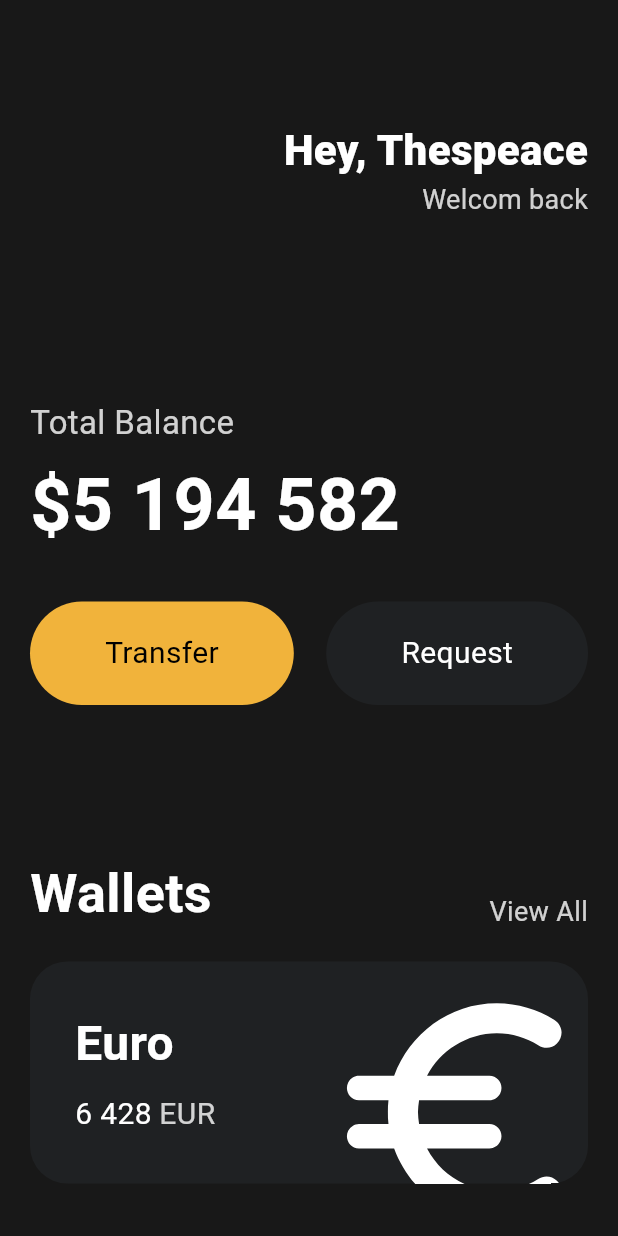
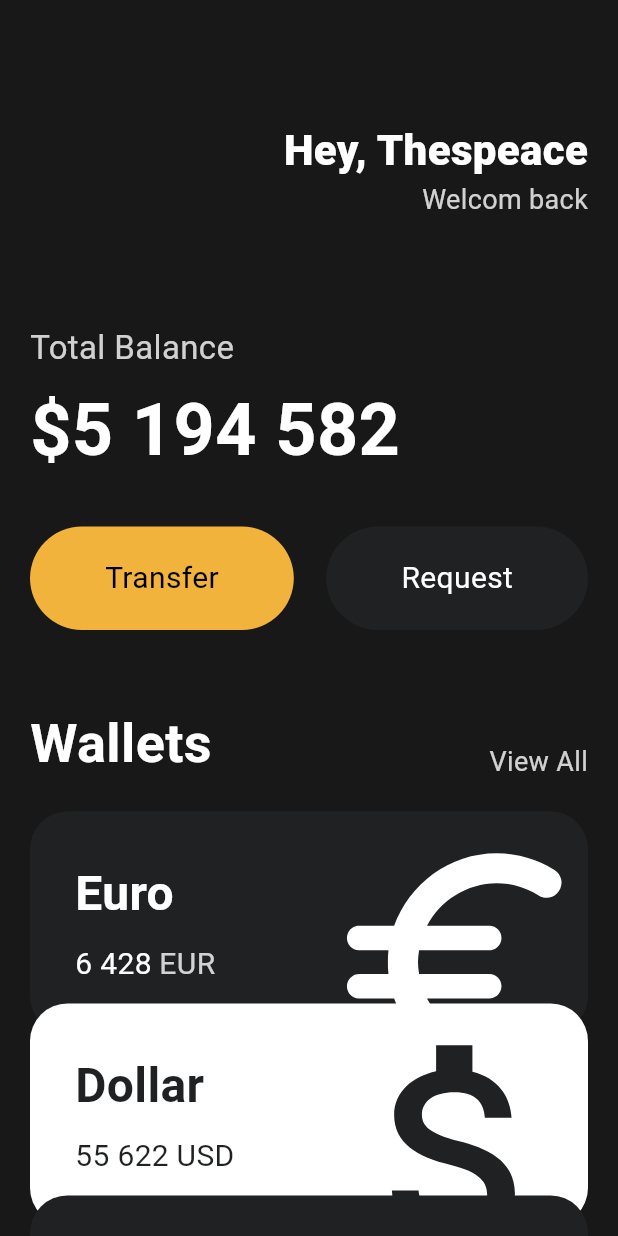
Before and after one commit to thespeace/learn_flutter_starter, a Flutter app: the screen it shows after launch, on a phone screen of 412 x 824 dp. Run offline on Flutter 3.47's test engine with Material 3 defaults, Android fonts, the phone set to English and light mode, and no system bars.

Commit message:
FEAT: UI Challenge-reusable cards

```diff
--- a/lib/main.dart
+++ b/lib/main.dart
@@ -1,5 +1,6 @@
 import 'package:flutter/material.dart';
 import 'package:learn_flutter_starter/widgets/button.dart';
+import 'package:learn_flutter_starter/widgets/currency_card.dart';
 
 /// -Widget
 ///  import된 runApp Func은 void 함수로 아무것도 반환 하지 않지만 하나의 argument인 `Widget` 타입이 필요하다.
@@ -30,7 +31,8 @@
                         //1.material(구글) 2.cupertino(애플), flutter은 구글이 만들었기 때문에 material 스타일이 더 좋다.
       home : Scaffold( //MaterialApp class의 수 많은 member 중의 하나의 property인 Scaffold(구조)는 필수적이다.
         backgroundColor: const Color(0xFF181818),
-        body: Padding(
+        body: SingleChildScrollView(
+          child: Padding(
             padding: const EdgeInsets.symmetric(
                 horizontal: 20,
             ),
@@ -69,7 +71,7 @@
                   ],
                 ),
                 const SizedBox(
-                height: 120,
+                  height: 70,
                 ),
                 Text(
                   'Total Balance',
@@ -108,7 +110,7 @@
                   ],
                 ),
                 const SizedBox(
-                height: 100,
+                  height: 50,
                 ),
                 Row(
                   crossAxisAlignment: CrossAxisAlignment.end,
@@ -133,70 +135,35 @@
                 const SizedBox(
                   height: 20,
                 ),
-              Container(
-                clipBehavior: Clip.hardEdge,
-                decoration: BoxDecoration(
-                  color: const Color(0xFF1F2123),
-                  borderRadius: BorderRadius.circular(25),
+                const CurrencyCard(
+                    name: 'Euro',
+                    code: 'EUR',
+                    amount: '6 428',
+                    icon: Icons.euro_rounded,
+                    isInverted: false,
                 ),
-                child: Padding(
-                  padding: const EdgeInsets.all(30),
-                  child: Row(
-                    mainAxisAlignment: MainAxisAlignment.spaceBetween,
-                    children: [
-                      Column(
-                        crossAxisAlignment: CrossAxisAlignment.start,
-                        children: [
-                          const Text(
-                            'Euro',
-                            style: TextStyle(
-                              color: Colors.white,
-                              fontSize: 32,
-                              fontWeight: FontWeight.w600,
+                Transform.translate(
+                  offset: const Offset(0, -20),
+                  child: const CurrencyCard(
+                      name: 'Dollar',
+                      code: 'USD',
+                      amount: '55 622',
+                      icon: Icons.attach_money_outlined,
+                      isInverted: true,
                   ),
                 ),
-                          const SizedBox(
-                            height: 10,
-                          ),
-                          Row(
-                            children: [
-                              const Text(
-                                '6 428',
-                                style: TextStyle(
-                                  color: Colors.white,
-                                  fontSize: 20,
-                                ),
-                              ),
-                              const SizedBox(
-                                width: 5,
-                              ),
-                              Text(
-                                'EUR',
-                                style: TextStyle(
-                                  color: Colors.white.withOpacity(0.8),
-                                  fontSize: 20,
+                Transform.translate(
+                  offset: const Offset(0, -40),
+                  child: const CurrencyCard(
+                    name: 'Rupee',
+                    code: 'INR',
+                    amount: '28 981',
+                    icon: Icons.currency_rupee,
+                    isInverted: false,
                   ),
                 ),
               ],
             ),
-                        ],
-                      ),
-                      Transform.scale(
-                        scale: 2.2,
-                        child: Transform.translate(
-                          offset: const Offset(-5, 12),
-                          child: const Icon(
-                            Icons.euro_rounded,
-                            color: Colors.white,
-                            size: 88,
-                          ),
-                        ),
-                      ),
-                    ],
-                  ),
-                ),
-              ),
-            ],
           ),
         )
       ),
--- /dev/null
+++ b/lib/widgets/currency_card.dart
@@ -0,0 +1,89 @@
+import 'package:flutter/material.dart';
+
+class CurrencyCard extends StatelessWidget {
+
+  final String name, code, amount;
+  final IconData icon;
+  final bool isInverted;
+
+  //변수 앞에 `_`를 붙이면 private하게 만들겠다는 규칙.
+  final _blackColor = const Color(0xFF1F2123);
+
+  const CurrencyCard({
+    super.key,
+    required this.name,
+    required this.code,
+    required this.amount,
+    required this.icon,
+    required this.isInverted,
+  });
+
+  @override
+  Widget build(BuildContext context) {
+    return Container(
+      clipBehavior: Clip.hardEdge,
+      decoration: BoxDecoration(
+        color:
+        isInverted ? Colors.white : _blackColor,
+        borderRadius: BorderRadius.circular(25),
+      ),
+      child: Padding(
+        padding: const EdgeInsets.all(30),
+        child: Row(
+          mainAxisAlignment: MainAxisAlignment.spaceBetween,
+          children: [
+            Column(
+              crossAxisAlignment: CrossAxisAlignment.start,
+              children: [
+                Text(
+                  name,
+                  style: TextStyle(
+                    color: isInverted ? _blackColor : Colors.white,
+                    fontSize: 32,
+                    fontWeight: FontWeight.w600,
+                  ),
+                ),
+                const SizedBox(
+                  height: 10,
+                ),
+                Row(
+                  children: [
+                    Text(
+                      amount,
+                      style: TextStyle(
+                        color: isInverted ? _blackColor : Colors.white,
+                        fontSize: 20,
+                      ),
+                    ),
+                    const SizedBox(
+                      width: 5,
+                    ),
+                    Text(
+                      code,
+                      style: TextStyle(
+                        color: isInverted ? _blackColor : Colors.white.withOpacity(0.8),
+                        fontSize: 20,
+                      ),
+                    ),
+                  ],
+                ),
+              ],
+            ),
+            Transform.scale(
+              scale: 2.2,
+              child: Transform.translate(
+                offset: const Offset(-5, 12),
+                child: Icon(
+                  icon,
+                  color: isInverted ? _blackColor : Colors.white,
+                  size: 88,
+                ),
+              ),
+            ),
+          ],
+        ),
+      ),
+    );
+  }
+
+}
```
Lines whose indentation alone changed are shown as unchanged.
